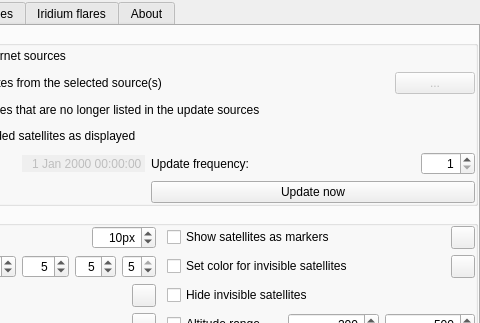
Stellarium/stellarium, file plugins/Satellites/src/gui/satellitesDialog.ui: the form before one commit; both pictures show x 184 to 664 and y 0 to 323 of the 664 by 485 pixel window.
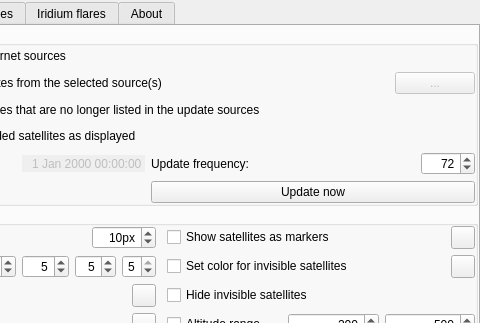
The form after the commit. Icons and pictures are not drawn. Custom widgets are drawn as their Qt base class.

Commit message:
Adapt UI file to Celestrak restrictions
- Minimum update frequency 2 hours
- Default 72 hours (as also set elsewhere)

What changed in the file:
```diff
--- a/plugins/Satellites/src/gui/satellitesDialog.ui
+++ b/plugins/Satellites/src/gui/satellitesDialog.ui
@@ -155,13 +155,13 @@
                  <set>Qt::AlignRight|Qt::AlignTrailing|Qt::AlignVCenter</set>
                 </property>
                 <property name="minimum">
-                 <number>1</number>
+                 <number>2</number>
                 </property>
                 <property name="maximum">
                  <number>9999</number>
                 </property>
                 <property name="value">
-                 <number>1</number>
+                 <number>72</number>
                 </property>
                </widget>
               </item>
```
